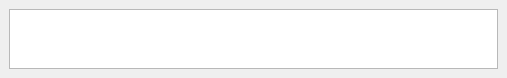
Qt form reverseGeocode.ui (NationalSecurityAgency/qgis-bulk-nominatim) before a commit.
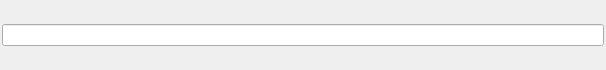
The same form after that commit.

Patch:
```diff
--- a/reverseGeocode.ui
+++ b/reverseGeocode.ui
@@ -6,8 +6,8 @@
    <rect>
     <x>0</x>
     <y>0</y>
-    <width>507</width>
-    <height>78</height>
+    <width>606</width>
+    <height>70</height>
    </rect>
   </property>
   <property name="windowTitle">
@@ -15,21 +15,17 @@
   </property>
   <widget class="QWidget" name="dockWidgetContents">
    <layout class="QHBoxLayout" name="horizontalLayout">
+    <property name="spacing">
+     <number>2</number>
+    </property>
+    <property name="sizeConstraint">
+     <enum>QLayout::SetMinimumSize</enum>
+    </property>
+    <property name="margin">
+     <number>2</number>
+    </property>
     <item>
-     <widget class="QPlainTextEdit" name="addressTextEdit">
-      <property name="minimumSize">
-       <size>
-        <width>0</width>
-        <height>30</height>
-       </size>
-      </property>
-      <property name="verticalScrollBarPolicy">
-       <enum>Qt::ScrollBarAlwaysOff</enum>
-      </property>
-      <property name="horizontalScrollBarPolicy">
-       <enum>Qt::ScrollBarAlwaysOff</enum>
-      </property>
-     </widget>
+     <widget class="QLineEdit" name="addressLineEdit"/>
     </item>
    </layout>
   </widget>
```
Left out of the diff: 2 changed lines with no effect on the pictures.
